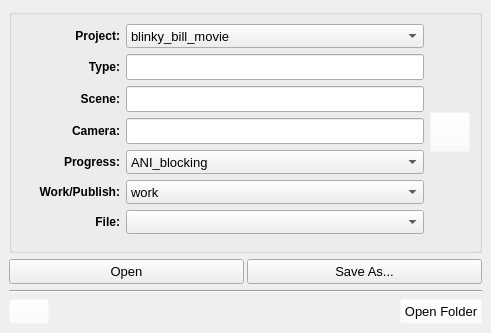
The window that Plugcmds/AnimSceneReader/AnimSceneReader.ui (zclongpop123/RiggingTeamTools) describes before a commit, drawn with Qt 5.
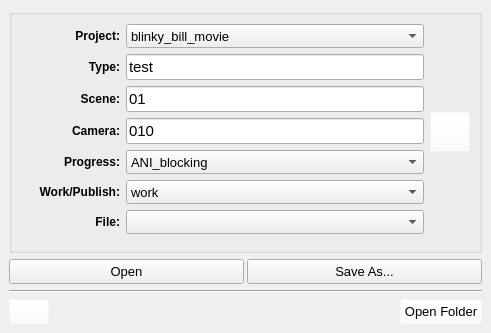
The same window after the commit.

Commit message: lineEdit add default value..

What changed in the file:
```diff
--- a/Plugcmds/AnimSceneReader/AnimSceneReader.ui
+++ b/Plugcmds/AnimSceneReader/AnimSceneReader.ui
@@ -117,7 +117,7 @@
               <string notr="true"/>
              </property>
              <property name="text">
-              <string/>
+              <string>test</string>
              </property>
             </widget>
            </item>
@@ -165,7 +165,7 @@
               <string notr="true"/>
              </property>
              <property name="text">
-              <string/>
+              <string>01</string>
              </property>
             </widget>
            </item>
@@ -213,7 +213,7 @@
               <string notr="true"/>
              </property>
              <property name="text">
-              <string/>
+              <string>010</string>
              </property>
              <property name="alignment">
               <set>Qt::AlignLeading|Qt::AlignLeft|Qt::AlignVCenter</set>
```
